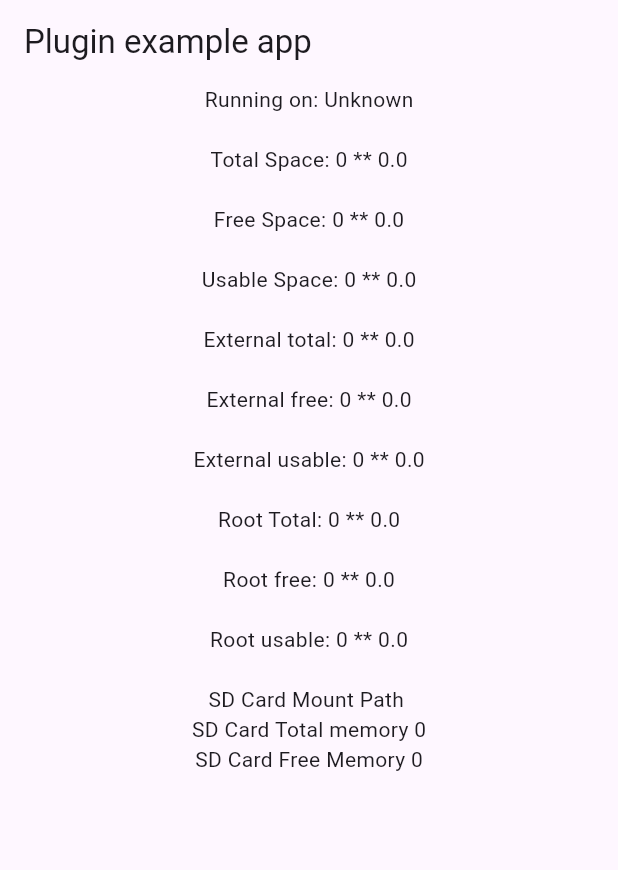
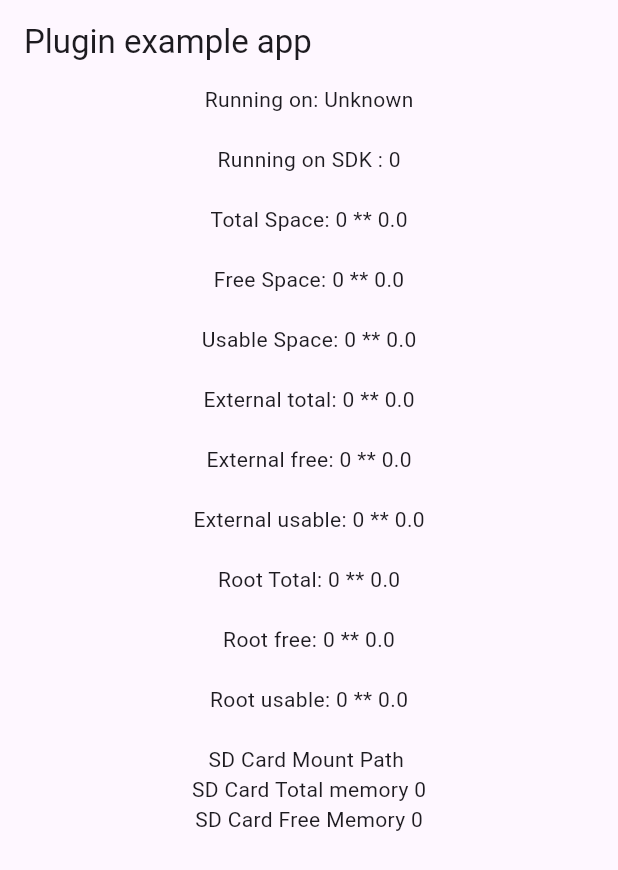
Before and after one commit to sumitsharansatsangi/storage, a Flutter app: the screen it shows after launch, on a phone screen of 412 x 824 dp. Shown: the top 870 px of the screen. Run offline on Flutter 3.47's test engine with Material 3 defaults, Android fonts, the phone set to English and light mode, and no system bars; our stand-ins replace plugin_platform_interface.

Commit message:
code updated

```diff
--- a/example/lib/main.dart
+++ b/example/lib/main.dart
@@ -29,7 +29,7 @@ class _MyAppState extends State<MyApp> {
   int rootFreeSpace = 0;
   int rootUsableSpace = 0;
   SDCard sdCard = SDCard("",0,0);
-
+  int sdkInt =0;
   @override
   void initState() {
     super.initState();
@@ -44,6 +44,7 @@ class _MyAppState extends State<MyApp> {
     try {
       platformVersion = await _storagePlugin.getPlatformVersion() ??
           'Unknown platform version';
+      sdkInt=   await _storagePlugin.getSDKIntVersion()?? 0;
       storageTotalSpace = await _storagePlugin.getStorageTotalSpace() ?? 0;
       storageFreeSpace = await _storagePlugin.getStorageFreeSpace() ?? 0;
       storageUsableSpace = await _storagePlugin.getStorageUsableSpace() ?? 0;
@@ -83,6 +84,7 @@ class _MyAppState extends State<MyApp> {
           child: Column(
             children: [
               Text('Running on: $_platformVersion\n'),
+                 Text('Running on SDK : $sdkInt\n'),
               Text(
                   'Total Space: $storageTotalSpace ** ${storageTotalSpace / 1000000}\n'),
               Text(
```
Also changed, not shown: 1 other file.
